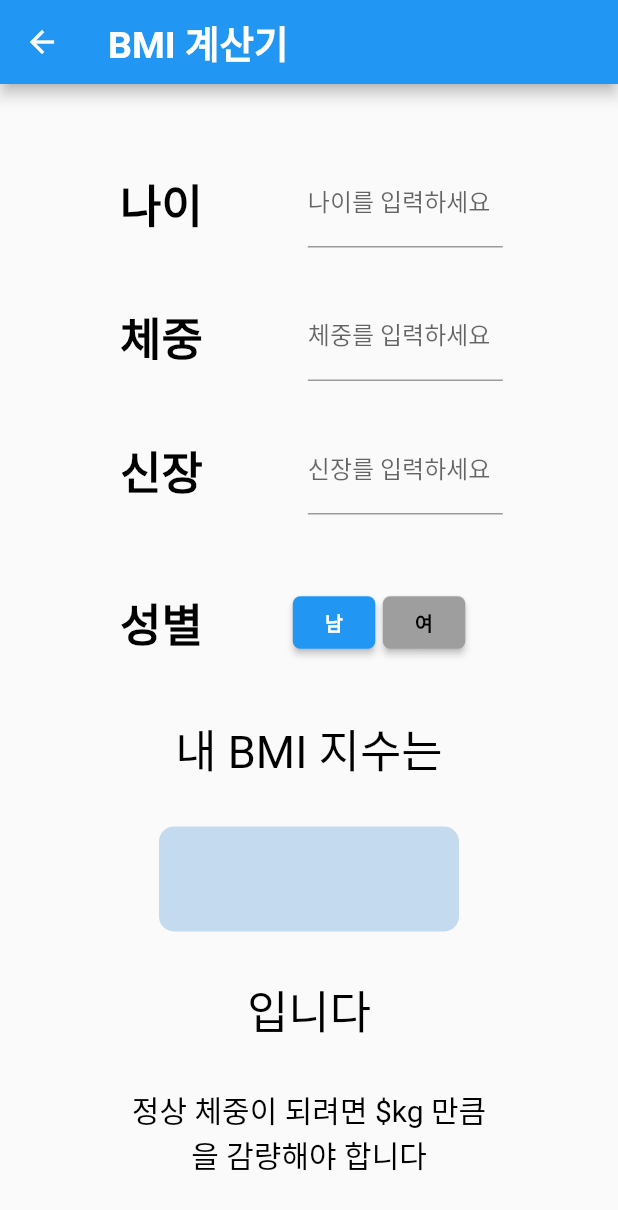
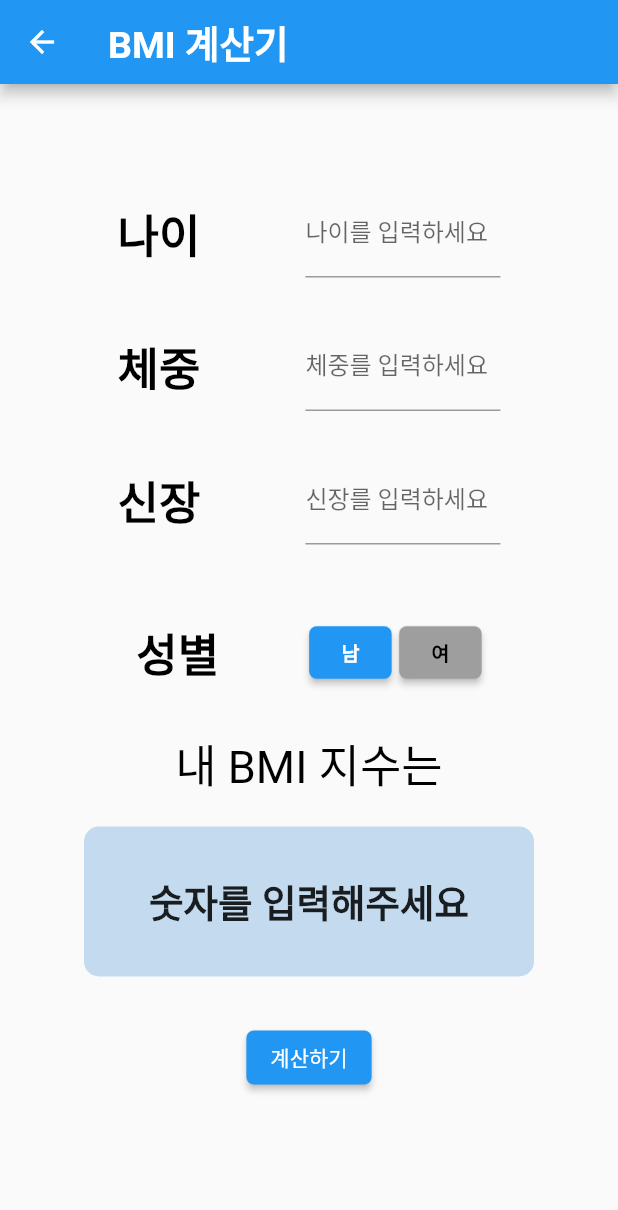
Before and after one commit to junnie082/Best_Friend, a Flutter app: the BMI screen opened directly, on a phone screen of 412 x 824 dp. Shown: the top 1210 px of the screen. Run offline on Flutter 3.47's test engine with Material 2 defaults, Android fonts, the phone set to English and light mode, and no system bars; missing offline and left inert: flutter_inappwebview.

Commit message:
[UPTATE] 안태우 BMI 계산기 로직 구현

```diff
--- a/lib/buttons/style_elevated_button.dart
+++ b/lib/buttons/style_elevated_button.dart
@@ -34,7 +34,10 @@ class StyleOfElevatedButton extends StatelessWidget {
       child: Text(
         text,
         style: TextStyle(
-            color: textColor, fontSize: size, fontWeight: FontWeight.bold),
+          color: textColor,
+          fontSize: size,
+          fontWeight: FontWeight.bold,
+        ),
       ),
     );
   }
--- a/lib/buttons/toggle_button_two_choices.dart
+++ b/lib/buttons/toggle_button_two_choices.dart
@@ -5,7 +5,7 @@ import 'package:flutter/material.dart';
 class BFToggleButton extends StatefulWidget {
   final String text1, text2;
   // where 이 0 이면 커뮤니티, 1 이면 BMI
-  final int where;
+  final double where;
   const BFToggleButton(
       {Key? key, required this.text1, required this.text2, required this.where})
       : super(key: key);
--- a/lib/community/post.dart
+++ b/lib/community/post.dart
@@ -24,12 +24,13 @@ class Post extends StatelessWidget {
         padding: const EdgeInsets.symmetric(horizontal: 10, vertical: 30),
         child: Column(
           children: [
-            const Row(
+            Row(
               mainAxisAlignment: MainAxisAlignment.center,
               children: [
                 Input(
                   category: '제목',
                   sizeOfBox: 250,
+                  onChanged: (value) {},
                 ),
               ],
             ),
--- a/lib/convenience/BMI.dart
+++ b/lib/convenience/BMI.dart
@@ -2,8 +2,38 @@ import 'package:best_friend/buttons/toggle_button_two_choices.dart';
 import 'package:best_friend/textfields/input.dart';
 import 'package:flutter/material.dart';
 
-class BMI extends StatelessWidget {
+class BMI extends StatefulWidget {
   const BMI({super.key});
+
+  @override
+  State<BMI> createState() => _BMIState();
+}
+
+class _BMIState extends State<BMI> {
+  double? age = 0, weight = 0, height = 0;
+  double result = double.nan, lowweight = 0, highweight = 0;
+  String bmitext = '';
+
+  void onPressed() {
+    setState(() {
+      result = (weight! / ((0.01 * height!) * (0.01 * height!)));
+      result = double.parse(result.toStringAsFixed(1));
+      lowweight = (18.5 * (0.01 * height!) * (0.01 * height!)) - weight!;
+      highweight = weight! - (23 * (0.01 * height!) * (0.01 * height!));
+      lowweight = double.parse(lowweight.toStringAsFixed(1));
+      highweight = double.parse(highweight.toStringAsFixed(1));
+
+      if (result < 18.5) {
+        bmitext = '당신은 저체중입니다.\n$lowweight kg 만큼 증량해야 정상 체중 입니다.';
+      } else if (result >= 18.5 && result < 23) {
+        bmitext = '당신은 정상입니다.';
+      } else if (result >= 23 && result < 25) {
+        bmitext = '당신은 과체중입니다.\n$highweight kg 만큼 감량해야 정상 체중 입니다.';
+      } else {
+        bmitext = '당신은 비만입니다.\n$highweight kg 만큼 감량해야 정상 체중 입니다.';
+      }
+    });
+  }
 
   @override
   Widget build(BuildContext context) {
@@ -16,24 +46,44 @@ class BMI extends StatelessWidget {
         actions: const [],
       ),
       body: Padding(
-          padding: const EdgeInsets.symmetric(horizontal: 80, vertical: 50),
+        padding: const EdgeInsets.symmetric(horizontal: 30, vertical: 50),
         child: Column(
             crossAxisAlignment: CrossAxisAlignment.center,
+            mainAxisAlignment: MainAxisAlignment.start,
             children: [
-              const Input(
+              const SizedBox(
+                height: 20,
+              ),
+              Input(
                 category: '나이',
+                onChanged: (value) {
+                  setState(() {
+                    if (value != "") age = double.parse(value);
+                  });
+                },
               ),
               const SizedBox(height: 30),
-              const Input(
+              Input(
                 category: '체중',
+                onChanged: (value) {
+                  setState(() {
+                    if (value != "") weight = double.parse(value);
+                  });
+                },
               ),
               const SizedBox(height: 30),
-              const Input(
+              Input(
                 category: '신장',
+                onChanged: (value) {
+                  setState(() {
+                    if (value != "") height = double.parse(value);
+                  });
+                },
               ),
               const SizedBox(height: 50),
               // 성별 토글.
               const Row(
+                mainAxisAlignment: MainAxisAlignment.center,
                 children: [
                   Text(
                     '성별',
@@ -50,7 +100,7 @@ class BMI extends StatelessWidget {
               ),
               const SizedBox(height: 10),
               const Padding(
-                padding: EdgeInsets.all(30),
+                padding: EdgeInsets.all(20),
                 child: Text(
                   '내 BMI 지수는',
                   style: TextStyle(fontSize: 30, color: Colors.black),
@@ -58,28 +108,47 @@ class BMI extends StatelessWidget {
               ),
               // 나중에 여기에 계산된 BMI 지수가 나타남.
               Container(
-                width: 200,
-                height: 70,
+                width: 300,
+                height: 100,
                 decoration: BoxDecoration(
                     color: const Color(0xFFC3DAEF),
                     borderRadius: BorderRadius.circular(10)),
+                child: Column(
+                  mainAxisAlignment: MainAxisAlignment.center,
+                  children: [
+                    Text(
+                      (result.isNaN ? '숫자를 입력해주세요' : '$result'),
+                      style: const TextStyle(
+                        fontSize: 25,
+                        fontWeight: FontWeight.w600,
+                      ),
+                    )
+                  ],
+                ),
               ),
               const SizedBox(height: 30),
               // 과제중/저체중/ ... 어떤 상태에 해당하는지 출력해 주어야 함.
-              const Text('입니다',
-                  style: TextStyle(fontSize: 30, color: Colors.black)),
+              ElevatedButton(
+                onPressed: onPressed,
+                style: ElevatedButton.styleFrom(
+                    backgroundColor: Colors.blue,
+                    shape: RoundedRectangleBorder(
+                      borderRadius: BorderRadius.circular(5),
+                    )),
+                child: const Text("계산하기"),
+              ),
               const SizedBox(height: 30),
               // 정상 체중 보다 적게 나가면 '증량' 해야 합니다.
               // 정상 체중 보다 많이 나가면 '감량' 해야 합니다.
-              const Center(
+              Center(
                 child: Text(
-                  '정상 체중이 되려면 \$kg 만큼을 감량해야 합니다',
-                  style: TextStyle(fontSize: 20, color: Colors.black),
+                  bmitext,
+                  style: const TextStyle(fontSize: 20, color: Colors.black),
                   textAlign: TextAlign.center,
                 ),
               ),
-            ],
+            ]),
       ),
-        ));
+    );
   }
 }
--- a/lib/main.dart
+++ b/lib/main.dart
@@ -2,11 +2,11 @@ import 'package:best_friend/main_screens/login.dart';
 import 'package:flutter/material.dart';
 
 void main() {
-  runApp(const testapp());
+  runApp(const MyApp());
 }
 
-class testapp extends StatelessWidget {
-  const testapp({super.key});
+class MyApp extends StatelessWidget {
+  const MyApp({super.key});
   // This widget is the root of your application.
   @override
   Widget build(BuildContext context) {
--- a/lib/textfields/input.dart
+++ b/lib/textfields/input.dart
@@ -1,21 +1,32 @@
 import 'package:flutter/material.dart';
 
-class Input extends StatelessWidget {
+class Input extends StatefulWidget {
   final double sizeOfBox;
   final String category;
-  const Input({super.key, this.sizeOfBox = 130, required this.category});
+  final ValueChanged<String> onChanged;
 
-  // 이 함수에서 입력된 값을 handling 함.
-  void textChanged(String value) {
-    print(value);
+  const Input({
+    super.key,
+    this.sizeOfBox = 130,
+    required this.category,
+    required this.onChanged,
+  });
+
+  @override
+  State<Input> createState() => _InputState();
 }
+
+class _InputState extends State<Input> {
+  String inputValue = "";
 
   @override
   Widget build(BuildContext context) {
     return Row(
+        crossAxisAlignment: CrossAxisAlignment.center,
+        mainAxisAlignment: MainAxisAlignment.center,
         children: [
           Text(
-          category,
+            widget.category,
             style: const TextStyle(
                 color: Colors.black, fontSize: 30, fontWeight: FontWeight.bold),
           ),
@@ -24,17 +35,16 @@ class Input extends StatelessWidget {
           ),
           // TexField 를 클래스로 만들 것.
           SizedBox(
-          width: sizeOfBox,
+            width: widget.sizeOfBox,
             child: TextField(
-            onChanged: textChanged,
+              onChanged: widget.onChanged,
               decoration: InputDecoration(
-              labelText: '$category를 입력하세요',
+                labelText: '${widget.category}를 입력하세요',
                 hintText: ':',
               ),
             ),
           ),
           //BFInputField(nameInputField: '나이를 입력하세요'),
-      ],
-    );
+        ]);
   }
 }
```
Also changed, not shown: pubspec.lock. Lines whose indentation alone changed are shown as unchanged.
